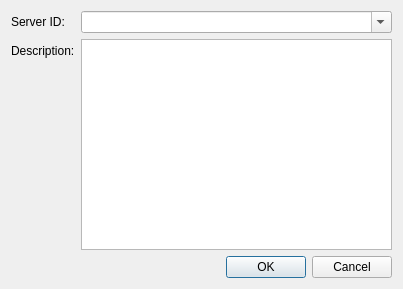
Qt form src/pythonGui/karabogui/project/dialog/ui/server_handle.ui (European-XFEL/Karabo) before a commit.
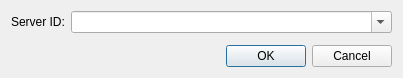
The same form after that commit.

Commit message: feat(GUI): Conveniently add a device server to a project

The edit to the form file:
```diff
--- a/src/pythonGui/karabogui/project/dialog/ui/server_handle.ui
+++ b/src/pythonGui/karabogui/project/dialog/ui/server_handle.ui
@@ -7,7 +7,7 @@
     <x>0</x>
     <y>0</y>
     <width>403</width>
-    <height>289</height>
+    <height>78</height>
    </rect>
   </property>
   <property name="windowTitle">
@@ -33,16 +33,6 @@
        </property>
       </widget>
      </item>
-     <item row="1" column="0">
-      <widget class="QLabel" name="laDescription">
-       <property name="text">
-        <string>Description:</string>
-       </property>
-      </widget>
-     </item>
-     <item row="1" column="1">
-      <widget class="QTextEdit" name="ui_description"/>
-     </item>
     </layout>
    </item>
    <item>
```
The commit also changes 4 other files.
